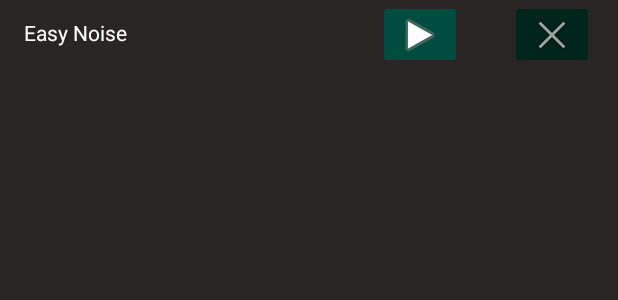
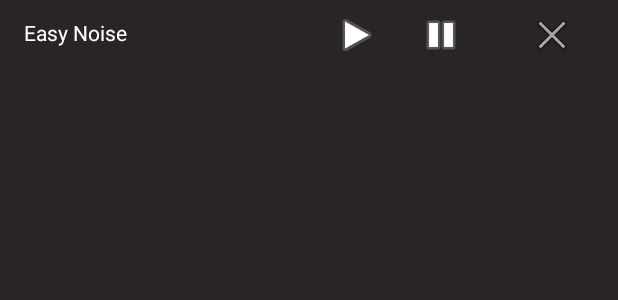
Before and after one commit to cliambrown/EasyNoise, an Android app: the layout notification_layout.xml on its own in the app's theme, with its tools: preview values and no code run, on a phone screen of 412 x 824 dp. Shown: the top 300 px of the screen. Run offline under Robolectric (Android 15) with nearby library versions, the phone set to English and light mode, and no system bars.

Commit message:
Update play/pause buttons in app, widget, and notification

```diff
--- a/app/src/main/AndroidManifest.xml
+++ b/app/src/main/AndroidManifest.xml
@@ -16,6 +16,8 @@
             android:exported="true">
             <intent-filter>
                 <action android:name="android.appwidget.action.APPWIDGET_UPDATE" />
+                <action android:name="com.cliambrown.easynoise.action.SET_PLAYING" />
+                <action android:name="com.cliambrown.easynoise.action.SET_PAUSED" />
             </intent-filter>
 
             <meta-data
--- a/app/src/main/java/com/cliambrown/easynoise/MainActivity.kt
+++ b/app/src/main/java/com/cliambrown/easynoise/MainActivity.kt
@@ -7,7 +7,6 @@ import android.view.View
 import android.widget.ImageButton
 import com.cliambrown.easynoise.helpers.*
 import android.os.IBinder
-import android.util.Log
 
 class MainActivity : AppCompatActivity(), PlayerService.Callbacks {
 
--- a/app/src/main/java/com/cliambrown/easynoise/NotificationReceiver.kt
+++ b/app/src/main/java/com/cliambrown/easynoise/NotificationReceiver.kt
@@ -4,7 +4,6 @@ import android.content.BroadcastReceiver
 import android.content.Context
 import android.content.Intent
 import android.os.Build
-import android.util.Log
 import com.cliambrown.easynoise.helpers.*
 
 class NotificationReceiver : BroadcastReceiver() {
--- a/app/src/main/java/com/cliambrown/easynoise/helpers/Constants.kt
+++ b/app/src/main/java/com/cliambrown/easynoise/helpers/Constants.kt
@@ -8,5 +8,7 @@ const val DISMISS = PATH + "DISMISS"
 
 const val WIDGET_PLAY = PATH + "WIDGET_PLAY"
 const val WIDGET_PAUSE = PATH + "WIDGET_PAUSE"
+const val SET_PLAYING = PATH + "SET_PLAYING"
+const val SET_PAUSED = PATH + "SET_PAUSED"
 
 const val CHANNEL_ID = PATH + "channel"
--- a/app/src/main/res/layout/activity_main.xml
+++ b/app/src/main/res/layout/activity_main.xml
@@ -12,7 +12,7 @@
         android:id="@+id/playButton"
         android:layout_width="wrap_content"
         android:layout_height="wrap_content"
-        android:backgroundTint="@color/secondaryColor"
+        android:backgroundTint="@color/transparent"
         app:srcCompat="@android:drawable/ic_media_play"
         android:onClick="play"
         app:layout_constraintBottom_toBottomOf="parent"
@@ -24,7 +24,7 @@
         android:id="@+id/pauseButton"
         android:layout_width="wrap_content"
         android:layout_height="wrap_content"
-        android:backgroundTint="@color/secondaryColor"
+        android:backgroundTint="@color/transparent"
         android:onClick="pause"
         android:visibility="invisible"
         app:layout_constraintBottom_toBottomOf="parent"
--- a/app/src/main/res/layout/easy_noise_widget.xml
+++ b/app/src/main/res/layout/easy_noise_widget.xml
@@ -10,7 +10,7 @@
         android:layout_height="wrap_content"
         android:layout_centerHorizontal="true"
         android:layout_centerVertical="true"
-        android:backgroundTint="@color/secondaryColor"
+        android:backgroundTint="@color/transparent"
         android:src="@android:drawable/ic_media_play" />
 
     <ImageButton
@@ -18,7 +18,7 @@
         android:layout_width="wrap_content"
         android:layout_height="wrap_content"
         android:layout_centerInParent="true"
-        android:backgroundTint="@color/secondaryColor"
+        android:backgroundTint="@color/transparent"
         android:src="@android:drawable/ic_media_pause"
         android:visibility="invisible" />
 </RelativeLayout>
--- a/app/src/main/res/layout/notification_layout.xml
+++ b/app/src/main/res/layout/notification_layout.xml
@@ -34,7 +34,7 @@
             android:id="@+id/playButton"
             android:layout_width="wrap_content"
             android:layout_height="46dp"
-            android:backgroundTint="@color/secondaryColor"
+            android:backgroundTint="@color/transparent"
             android:src="@android:drawable/ic_media_play"
             android:textColor="#FFFFFF" />
 
@@ -42,17 +42,16 @@
             android:id="@+id/pauseButton"
             android:layout_width="wrap_content"
             android:layout_height="46dp"
-            android:backgroundTint="@color/secondaryColor"
+            android:backgroundTint="@color/transparent"
             android:src="@android:drawable/ic_media_pause"
-            android:textColor="#FFFFFF"
-            android:visibility="gone" />
+            android:textColor="#FFFFFF" />
 
         <ImageButton
             android:id="@+id/dismissButton"
             android:layout_width="wrap_content"
             android:layout_height="46dp"
-            android:layout_marginStart="32dp"
-            android:backgroundTint="@color/secondaryDarkColor"
+            android:layout_marginStart="18dp"
+            android:backgroundTint="@color/transparent"
             android:src="@android:drawable/ic_menu_close_clear_cancel"
             android:text="@string/dismiss"
             android:textColor="#FFFFFF" />
--- a/app/src/main/res/values-v21/styles.xml
+++ b/app/src/main/res/values-v21/styles.xml
@@ -2,11 +2,11 @@
 
     <style name="Widget.EasyNoise.AppWidget.Container" parent="android:Widget">
         <item name="android:padding">?attr/appWidgetPadding</item>
-        <item name="android:background">@drawable/app_widget_background</item>
+        <item name="android:background">@color/transparent</item>
     </style>
 
     <style name="Widget.EasyNoise.AppWidget.InnerView" parent="android:Widget">
         <item name="android:padding">?attr/appWidgetPadding</item>
-        <item name="android:background">@drawable/app_widget_inner_view_background</item>
+        <item name="android:background">@color/transparent</item>
     </style>
 </resources>
--- a/app/src/main/res/values/colors.xml
+++ b/app/src/main/res/values/colors.xml
@@ -9,4 +9,5 @@
     <color name="primaryTextColor">#FFffffff</color>
     <color name="secondaryTextColor">#FFffffff</color>
     <color name="background">#FF292524</color>
+    <color name="transparent">#00FFFFFF</color>
 </resources>
--- a/app/src/main/res/values/styles.xml
+++ b/app/src/main/res/values/styles.xml
@@ -2,11 +2,11 @@
 
     <style name="Widget.EasyNoise.AppWidget.Container" parent="android:Widget">
         <item name="android:id">@android:id/background</item>
-        <item name="android:background">?android:attr/colorBackground</item>
+        <item name="android:background">@color/transparent</item>
     </style>
 
     <style name="Widget.EasyNoise.AppWidget.InnerView" parent="android:Widget">
-        <item name="android:background">?android:attr/colorBackground</item>
+        <item name="android:background">@color/transparent</item>
         <item name="android:textColor">?android:attr/textColorPrimary</item>
     </style>
 </resources>
```
Also changed, not shown: app/src/main/java/com/cliambrown/easynoise/EasyNoiseWidget.kt (+18 -4 lines), app/src/main/java/com/cliambrown/easynoise/NotificationUtils.kt (+20 -19 lines), app/src/main/java/com/cliambrown/easynoise/PlayerService.kt (+13 -5 lines).
